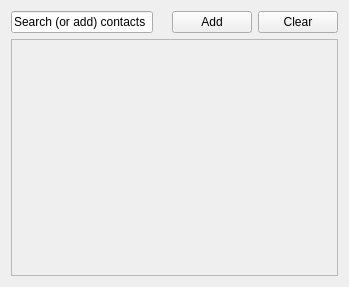
Old version of the form src/qt/ui/user_contacts_panel.ui in the repository maidsafe-archive/MaidSafe-Encrypt.
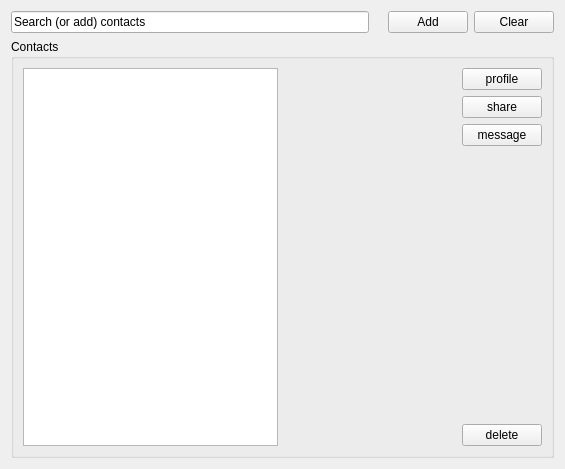
New version of the form.

Commit message: pd - gui - qt: further work on the shares and contacts panels

What changed in the file:
```diff
--- a/src/qt/ui/user_contacts_panel.ui
+++ b/src/qt/ui/user_contacts_panel.ui
@@ -6,14 +6,14 @@
    <rect>
     <x>0</x>
     <y>0</y>
-    <width>349</width>
-    <height>287</height>
+    <width>565</width>
+    <height>469</height>
    </rect>
   </property>
   <property name="windowTitle">
    <string>Form</string>
   </property>
-  <layout class="QVBoxLayout" name="verticalLayout">
+  <layout class="QVBoxLayout" name="verticalLayout_2">
    <item>
     <layout class="QHBoxLayout" name="horizontalLayout">
      <item>
@@ -56,22 +56,58 @@
     </layout>
    </item>
    <item>
-    <widget class="QScrollArea" name="contactsScrollArea">
-     <property name="widgetResizable">
-      <bool>true</bool>
+    <widget class="QGroupBox" name="groupBox">
+     <property name="title">
+      <string>Contacts</string>
      </property>
-     <widget class="QWidget" name="scrollAreaWidgetContents">
-      <property name="geometry">
-       <rect>
-        <x>0</x>
-        <y>0</y>
-        <width>329</width>
-        <height>236</height>
-       </rect>
-      </property>
-      <layout class="QVBoxLayout" name="verticalLayout_3">
+     <layout class="QHBoxLayout" name="horizontalLayout_2">
+      <item>
+       <widget class="QListWidget" name="listWidget"/>
+      </item>
+      <item>
+       <spacer name="horizontalSpacer">
+        <property name="orientation">
+         <enum>Qt::Horizontal</enum>
+        </property>
+        <property name="sizeHint" stdset="0">
+         <size>
+          <width>179</width>
+          <height>20</height>
+         </size>
+        </property>
+       </spacer>
+      </item>
        <item>
-        <layout class="QVBoxLayout" name="contacts_layout"/>
+       <layout class="QVBoxLayout" name="verticalLayout">
+        <item>
+         <widget class="QPushButton" name="view_profile">
+          <property name="toolTip">
+           <string>See this persons profile</string>
+          </property>
+          <property name="text">
+           <string>profile</string>
+          </property>
+         </widget>
+        </item>
+        <item>
+         <widget class="QPushButton" name="share_file">
+          <property name="toolTip">
+           <string>Send file(s) to </string>
+          </property>
+          <property name="text">
+           <string>share</string>
+          </property>
+         </widget>
+        </item>
+        <item>
+         <widget class="QPushButton" name="send_message">
+          <property name="toolTip">
+           <string>Send message to</string>
+          </property>
+          <property name="text">
+           <string>message</string>
+          </property>
+         </widget>
        </item>
        <item>
         <spacer name="verticalSpacer">
@@ -81,13 +117,21 @@
          <property name="sizeHint" stdset="0">
           <size>
            <width>20</width>
-           <height>220</height>
+            <height>40</height>
           </size>
          </property>
         </spacer>
        </item>
-      </layout>
-     </widget>
+        <item>
+         <widget class="QPushButton" name="delete_user">
+          <property name="text">
+           <string>delete</string>
+          </property>
+         </widget>
+        </item>
+       </layout>
+      </item>
+     </layout>
     </widget>
    </item>
   </layout>
```
Lines whose indentation alone changed are shown as unchanged. The commit also changes 12 other files.
